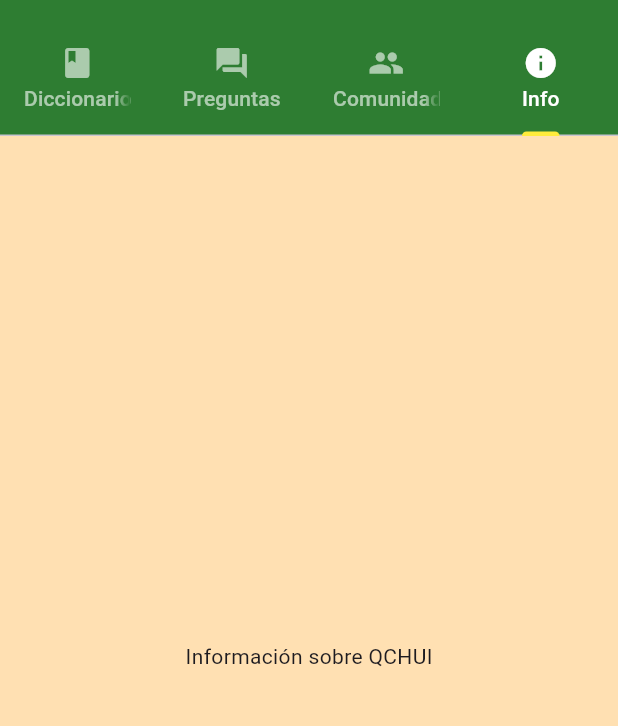
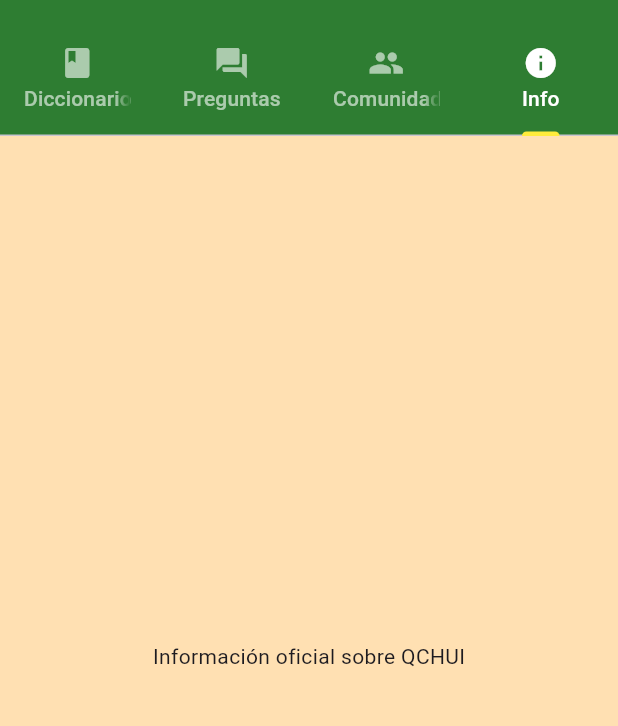
Before and after one commit to Honorio-Morales/AppQCHUI, a Flutter app: the screen it shows after launch, tab 4 chosen, on a phone screen of 412 x 824 dp, the part 59-785 px from its top. Run offline on Flutter 3.47's test engine with Material 3 defaults, Android fonts, the phone set to English and light mode, and no system bars.

Commit message:
actualizar una linea a main

```diff
--- a/lib/main.dart
+++ b/lib/main.dart
@@ -56,7 +56,7 @@ class TradduchuaHome extends StatelessWidget {
             HomeScreen(), // Diccionario
             Center(child: Text("Sección de preguntas")),
             Center(child: Text("Comunidad")),
-            Center(child: Text("Información sobre QCHUI")),
+            Center(child: Text("Información oficial sobre QCHUI")),
           ],
         ),
       ),
```
